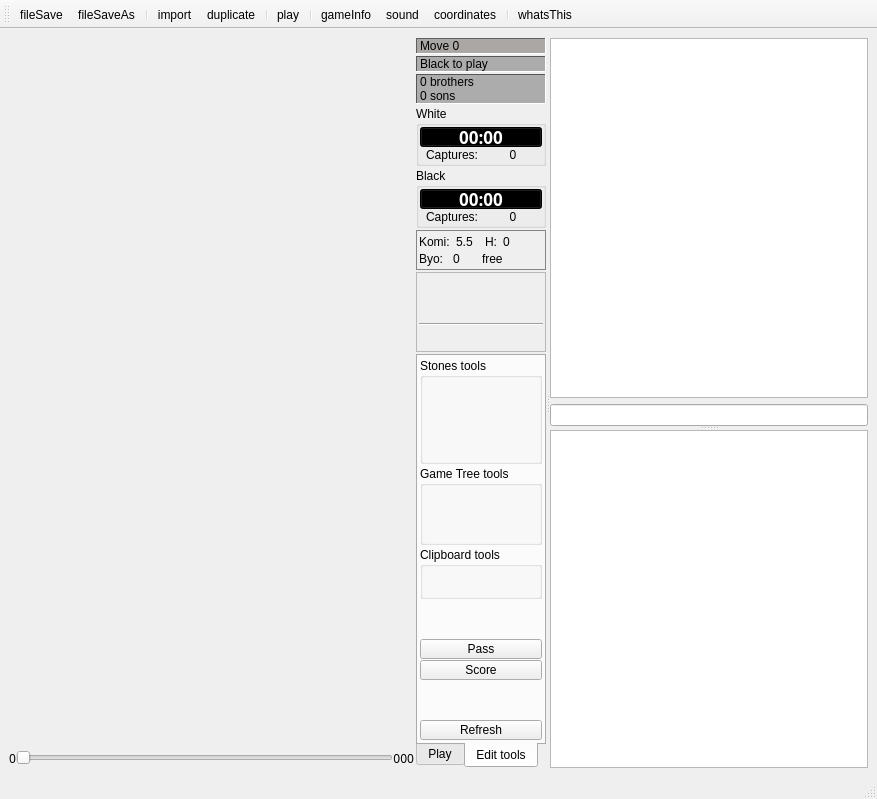
Old version of the form src/board/boardwindow.ui in the repository iamsyt/qgo.
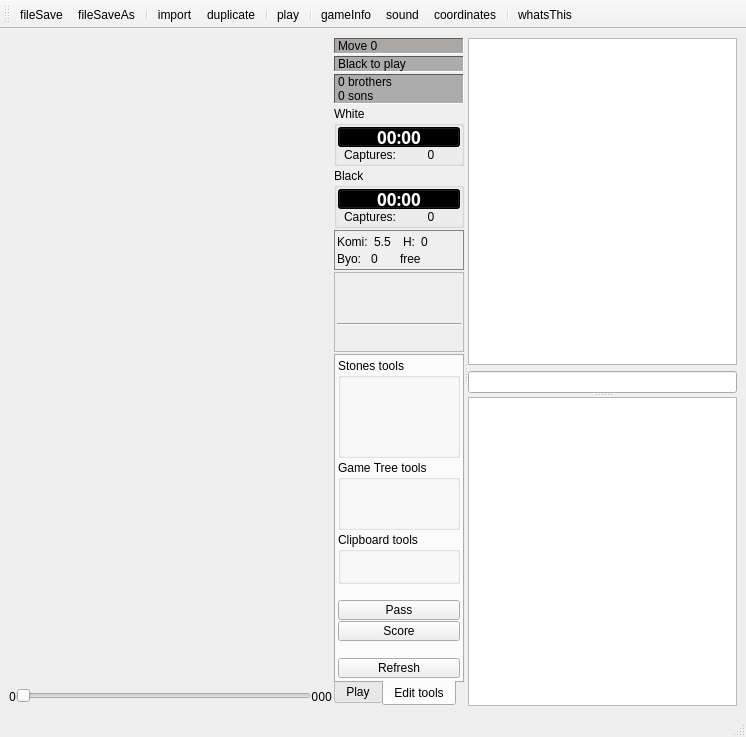
New version of the form. Icons and pictures are not drawn. Custom widgets are drawn as their Qt base class.

Patch:
```diff
--- a/src/board/boardwindow.ui
+++ b/src/board/boardwindow.ui
@@ -5,8 +5,8 @@
    <rect>
     <x>0</x>
     <y>0</y>
-    <width>877</width>
-    <height>799</height>
+    <width>746</width>
+    <height>737</height>
    </rect>
   </property>
   <property name="minimumSize" >
@@ -28,6 +28,14 @@
     </property>
     <item row="0" column="0" >
      <widget class="QSplitter" name="splitter_2" >
+      <property name="sizePolicy" >
+       <sizepolicy>
+        <hsizetype>5</hsizetype>
+        <vsizetype>5</vsizetype>
+        <horstretch>0</horstretch>
+        <verstretch>0</verstretch>
+       </sizepolicy>
+      </property>
       <property name="orientation" >
        <enum>Qt::Horizontal</enum>
       </property>
@@ -41,6 +49,14 @@
         </property>
         <item>
          <widget class="QFrame" name="boardFrame" >
+          <property name="sizePolicy" >
+           <sizepolicy>
+            <hsizetype>7</hsizetype>
+            <vsizetype>5</vsizetype>
+            <horstretch>0</horstretch>
+            <verstretch>0</verstretch>
+           </sizepolicy>
+          </property>
           <property name="minimumSize" >
            <size>
             <width>250</width>
@@ -94,6 +110,14 @@
            </item>
            <item row="0" column="0" colspan="3" >
             <widget class="Board" native="1" name="board" >
+             <property name="sizePolicy" >
+              <sizepolicy>
+               <hsizetype>7</hsizetype>
+               <vsizetype>13</vsizetype>
+               <horstretch>0</horstretch>
+               <verstretch>0</verstretch>
+              </sizepolicy>
+             </property>
              <property name="minimumSize" >
               <size>
                <width>300</width>
@@ -187,7 +211,7 @@
           <property name="minimumSize" >
            <size>
             <width>130</width>
-            <height>16</height>
+            <height>600</height>
            </size>
           </property>
           <property name="maximumSize" >
@@ -3683,8 +3707,27 @@
              </layout>
             </widget>
            </item>
+           <item>
+            <spacer>
+             <property name="orientation" >
+              <enum>Qt::Vertical</enum>
+             </property>
+             <property name="sizeHint" >
+              <size>
+               <width>20</width>
+               <height>40</height>
+              </size>
+             </property>
+            </spacer>
+           </item>
            <item>
             <widget class="QTabWidget" name="tabTools" >
+             <property name="minimumSize" >
+              <size>
+               <width>0</width>
+               <height>310</height>
+              </size>
+             </property>
              <property name="tabPosition" >
               <enum>QTabWidget::South</enum>
              </property>
@@ -4478,6 +4521,12 @@
                    <verstretch>0</verstretch>
                   </sizepolicy>
                  </property>
+                 <property name="minimumSize" >
+                  <size>
+                   <width>0</width>
+                   <height>100</height>
+                  </size>
+                 </property>
                  <property name="title" >
                   <string>Stones tools</string>
                  </property>
@@ -4922,15 +4971,21 @@
                </item>
                <item>
                 <widget class="QGroupBox" name="groupBox_2" >
+                 <property name="minimumSize" >
+                  <size>
+                   <width>0</width>
+                   <height>70</height>
+                  </size>
+                 </property>
                  <property name="title" >
                   <string>Game Tree tools</string>
                  </property>
                  <layout class="QGridLayout" >
                   <property name="margin" >
-                   <number>2</number>
+                   <number>1</number>
                   </property>
                   <property name="spacing" >
-                   <number>2</number>
+                   <number>1</number>
                   </property>
                   <item row="0" column="2" >
                    <widget class="QPushButton" name="swapVarButton" >
@@ -5425,6 +5480,14 @@
        </layout>
       </widget>
       <widget class="QSplitter" name="splitter" >
+       <property name="sizePolicy" >
+        <sizepolicy>
+         <hsizetype>5</hsizetype>
+         <vsizetype>7</vsizetype>
+         <horstretch>0</horstretch>
+         <verstretch>0</verstretch>
+        </sizepolicy>
+       </property>
        <property name="orientation" >
         <enum>Qt::Vertical</enum>
        </property>
@@ -5437,14 +5500,41 @@
           <number>6</number>
          </property>
          <item>
-          <widget class="QTextEdit" name="commentEdit" />
+          <widget class="QTextEdit" name="commentEdit" >
+           <property name="sizePolicy" >
+            <sizepolicy>
+             <hsizetype>5</hsizetype>
+             <vsizetype>5</vsizetype>
+             <horstretch>0</horstretch>
+             <verstretch>0</verstretch>
+            </sizepolicy>
+           </property>
+          </widget>
          </item>
          <item>
-          <widget class="QLineEdit" name="commentEdit2" />
+          <widget class="QLineEdit" name="commentEdit2" >
+           <property name="sizePolicy" >
+            <sizepolicy>
+             <hsizetype>5</hsizetype>
+             <vsizetype>0</vsizetype>
+             <horstretch>0</horstretch>
+             <verstretch>0</verstretch>
+            </sizepolicy>
+           </property>
+          </widget>
          </item>
         </layout>
        </widget>
-       <widget class="QTableView" name="tableView" />
+       <widget class="QTableView" name="tableView" >
+        <property name="sizePolicy" >
+         <sizepolicy>
+          <hsizetype>5</hsizetype>
+          <vsizetype>7</vsizetype>
+          <horstretch>0</horstretch>
+          <verstretch>0</verstretch>
+         </sizepolicy>
+        </property>
+       </widget>
       </widget>
      </widget>
     </item>
```
Left out of the diff: 4 changed lines with no effect on the pictures.
